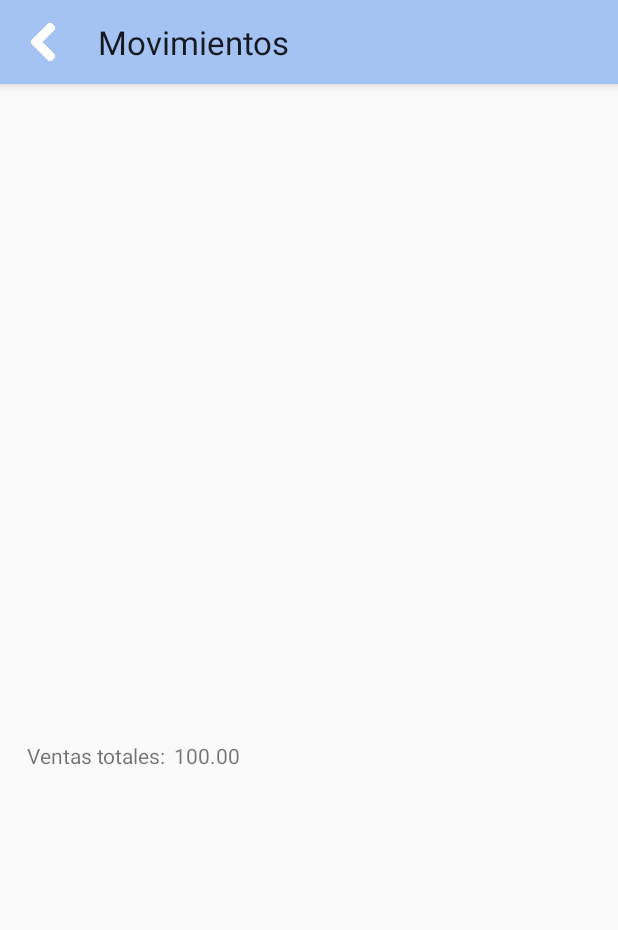
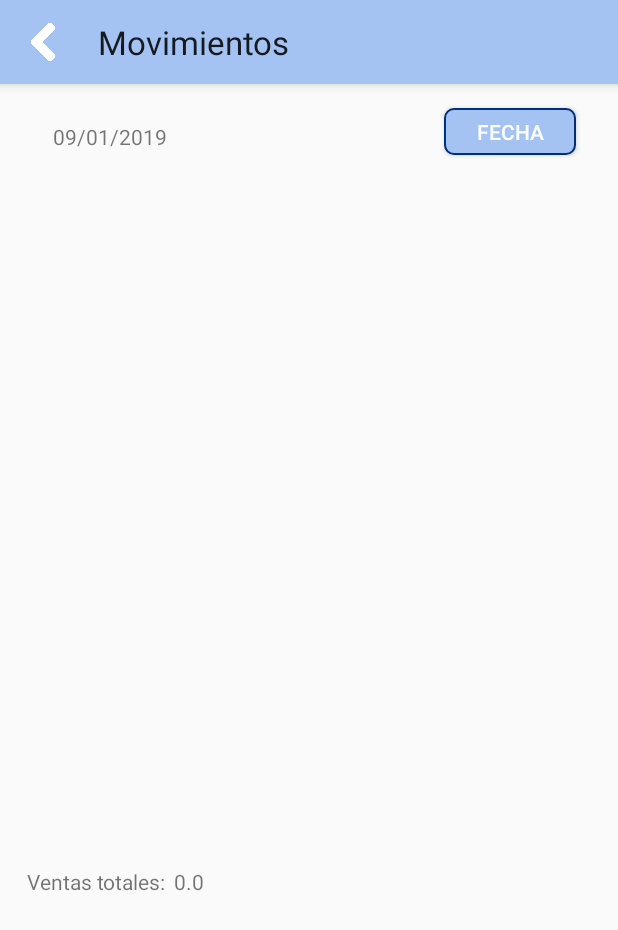
Before and after one commit to etien-andres/EzbrnFood, an Android app: the Cortes screen opened directly, with no data from a screen before it, on a phone screen of 412 x 824 dp. Shown: the top 930 px of the screen. Run offline under Robolectric (Android 15) with nearby library versions, the phone set to English and light mode, and no system bars.

Commit message:
Agregado filtrado de fechas, renombrado Movimientos a cortes, agregado textview de fecha y boton, resized admin menu

```diff
--- a/app/src/main/java/DAL/Sqlitehelp.java
+++ b/app/src/main/java/DAL/Sqlitehelp.java
@@ -123,6 +123,7 @@ public class Sqlitehelp extends SQLiteOpenHelper {
         cur.close();
         return a;
     }
+
     public void updateprops(SQLiteDatabase db,float a){
         ContentValues prop=new ContentValues();
         prop.put("fondo",a);
@@ -141,6 +142,7 @@ public class Sqlitehelp extends SQLiteOpenHelper {
         cur.close();
         return a;
     }
+
     public float get_maximo_de_caja(SQLiteDatabase db){
         float a=0;
         Cursor cur=db.query("caja",new String[]{"fondo"},"descripcion=?",new String[]{"maximo"},null,null,null);
@@ -151,11 +153,13 @@ public class Sqlitehelp extends SQLiteOpenHelper {
         cur.close();
         return a;
     }
+
     public void update_minimo_decaja(SQLiteDatabase db,Float cant){
         ContentValues minim=new ContentValues();
         minim.put("fondo",cant);
         db.update("caja",minim,"descripcion=?",new String[]{"minimo"});
     }
+
     public void update_maximo_de_caja(SQLiteDatabase db, Float max){
         ContentValues maxis=new ContentValues();
         maxis.put("fondo",max);
@@ -913,7 +917,7 @@ public class Sqlitehelp extends SQLiteOpenHelper {
 
     @Override
     public void onUpgrade(SQLiteDatabase db, int oldVersion, int newVersion) {
-
+            //db.execSQL("drop table if exists productos");
     }
 
 
--- a/app/src/main/java/com/example/esferatech/barnfoodv11/Cortes.java
+++ b/app/src/main/java/com/example/esferatech/barnfoodv11/Cortes.java
@@ -7,11 +7,11 @@ import android.view.LayoutInflater;
 import android.view.View;
 import android.view.ViewGroup;
 import android.widget.BaseAdapter;
+import android.widget.Button;
 import android.widget.GridView;
 import android.widget.ImageButton;
 import android.widget.TextView;
 
-import java.text.ParseException;
 import java.text.SimpleDateFormat;
 import java.util.ArrayList;
 import java.util.Date;
@@ -23,11 +23,23 @@ public class Cortes extends AppCompatActivity {
     GridView listaventas;
     Sqlitehelp helper;
     ImageButton back;
+    TextView date_today,grantotal;
+    Date date;
+    SimpleDateFormat format = new SimpleDateFormat("dd/MM/yyyy HH:mm:ss");
+    String fechaformateada;
+    String solo_fecha="";
+    Button changefecha;
+
     @Override
     protected void onCreate(Bundle savedInstanceState) {
         super.onCreate(savedInstanceState);
         setContentView(R.layout.activity_cortes);
+        changefecha=findViewById(R.id.change_fecha);
+        grantotal=findViewById(R.id.gran_total);
         listaventas=findViewById(R.id.grid_ventas);
+        date=new Date();
+        fechaformateada=format.format(date);
+        solo_fecha=get_only_fecha(fechaformateada);
         helper=new Sqlitehelp(getApplicationContext(),"base",null,1);
         back=findViewById(R.id.botonback);
         back.setOnClickListener(new View.OnClickListener() {
@@ -37,7 +49,14 @@ public class Cortes extends AppCompatActivity {
             }
         });
         Estaticas.settitle(this,"Movimientos");
-        listaventas.setAdapter(new Adprventas(helper.getVentas(Estaticas.db)));
+        listaventas.setAdapter(new Adprventas(filtrarfecha()));
+        date_today=findViewById(R.id.date_actual);
+
+
+        grantotal.setText(calcuar_gran_tota().toString());
+
+
+        date_today.setText(solo_fecha);
 
 
     }
@@ -68,8 +87,7 @@ public class Cortes extends AppCompatActivity {
         public View getView(int position, View convertView, ViewGroup parent) {
             LayoutInflater layoutInflater=(LayoutInflater) parent.getContext().getSystemService(Context.LAYOUT_INFLATER_SERVICE);
             View view=layoutInflater.inflate(R.layout.elemento_lista_ventas,null);
-            TextView fecha,id,total,user,mesa, grantotal;
-            grantotal=findViewById(R.id.gran_total);
+            TextView fecha,id,total,user,mesa;
             fecha=view.findViewById(R.id.date_venta);
             id=view.findViewById(R.id.id_venta);
             total=view.findViewById(R.id.total_vent);
@@ -81,18 +99,41 @@ public class Cortes extends AppCompatActivity {
             total.setText("$"+Float.toString(ventas.get(position).getTotal()));
             user.setText(ventas.get(position).getUsr());
             mesa.setText(ventas.get(position).getMesa());
-            grantotal.setText(calcuar_gran_tota().toString());
             return view;
         }
     }
 
     public Double calcuar_gran_tota(){
         Double a=0D;
-        ArrayList<Ventas> ventas=helper.getVentas(Estaticas.db);
+        ArrayList<Ventas> ventas=filtrarfecha();
         for (Ventas v:ventas) {
             a+=v.getTotal();
         }
         return a;
 
     }
+
+    public ArrayList<Ventas> filtrarfecha(){
+        ArrayList<Ventas> ventas=helper.getVentas(Estaticas.db);
+        ArrayList<Ventas> filtrado=new ArrayList<>();
+
+        for (Ventas v:ventas) {
+           // System.out.println(get_only_fecha(v.getFecha())+" "+solo_fecha);
+
+            if (get_only_fecha(v.getFecha()).equals(solo_fecha)){
+
+                filtrado.add(v);
+            }
+        }
+        return filtrado;
+
+    }
+
+    public String get_only_fecha(String fechacompleta){
+        String str="";
+        for (int i = 0; i <10 ; i++) {
+            str+=fechacompleta.charAt(i);
+        }
+        return str;
+    }
 }
--- a/app/src/main/java/com/example/esferatech/barnfoodv11/supervision.java
+++ b/app/src/main/java/com/example/esferatech/barnfoodv11/supervision.java
@@ -92,7 +92,7 @@ public class supervision extends Fragment {
                     img.setImageResource(R.drawable.cashier);
                     break;
                 case 1:
-                    texto.setText("Movimientos");
+                    texto.setText("Cortes");
                     cardView.setCardBackgroundColor(getResources().getColor(R.color.cafe_claro2));
                     img.setImageResource(R.drawable.lis);
 
--- a/app/src/main/res/layout/activity_cortes.xml
+++ b/app/src/main/res/layout/activity_cortes.xml
@@ -17,7 +17,7 @@
             android:layout_width="344dp"
             android:layout_height="420dp"
             android:layout_marginStart="8dp"
-            android:layout_marginTop="8dp"
+            android:layout_marginTop="92dp"
             app:layout_constraintStart_toStartOf="parent"
             app:layout_constraintTop_toTopOf="parent" />
 
@@ -41,6 +41,29 @@
             app:layout_constraintStart_toEndOf="@+id/textView29"
             app:layout_constraintTop_toBottomOf="@+id/grid_ventas" />
 
+        <TextView
+            android:id="@+id/date_actual"
+            android:layout_width="wrap_content"
+            android:layout_height="wrap_content"
+            android:layout_marginStart="35dp"
+            android:layout_marginTop="25dp"
+            android:text="DAte"
+            app:layout_constraintStart_toStartOf="parent"
+            app:layout_constraintTop_toTopOf="parent" />
+
+        <Button
+            android:id="@+id/change_fecha"
+            android:layout_width="wrap_content"
+            android:layout_height="31dp"
+            android:layout_marginEnd="28dp"
+            android:layout_marginTop="16dp"
+            android:background="@drawable/botoncategorias"
+            android:elevation="4dp"
+            android:text="Fecha"
+            android:textColor="@android:color/background_light"
+            app:layout_constraintEnd_toEndOf="parent"
+            app:layout_constraintTop_toTopOf="parent" />
+
     </android.support.constraint.ConstraintLayout>
 
 
--- a/app/src/main/res/layout/fragment_supervision.xml
+++ b/app/src/main/res/layout/fragment_supervision.xml
@@ -10,7 +10,8 @@
         android:id="@+id/superv_grid"
         android:layout_width="match_parent"
         android:layout_height="match_parent"
-        android:layout_margin="5dp">
+        android:layout_margin="5dp"
+        android:verticalSpacing="5dp">
 
 
     </GridView>
```
Also changed, not shown: app/src/main/res/layout/botonnavegacion.xml (+5 -16 lines).
